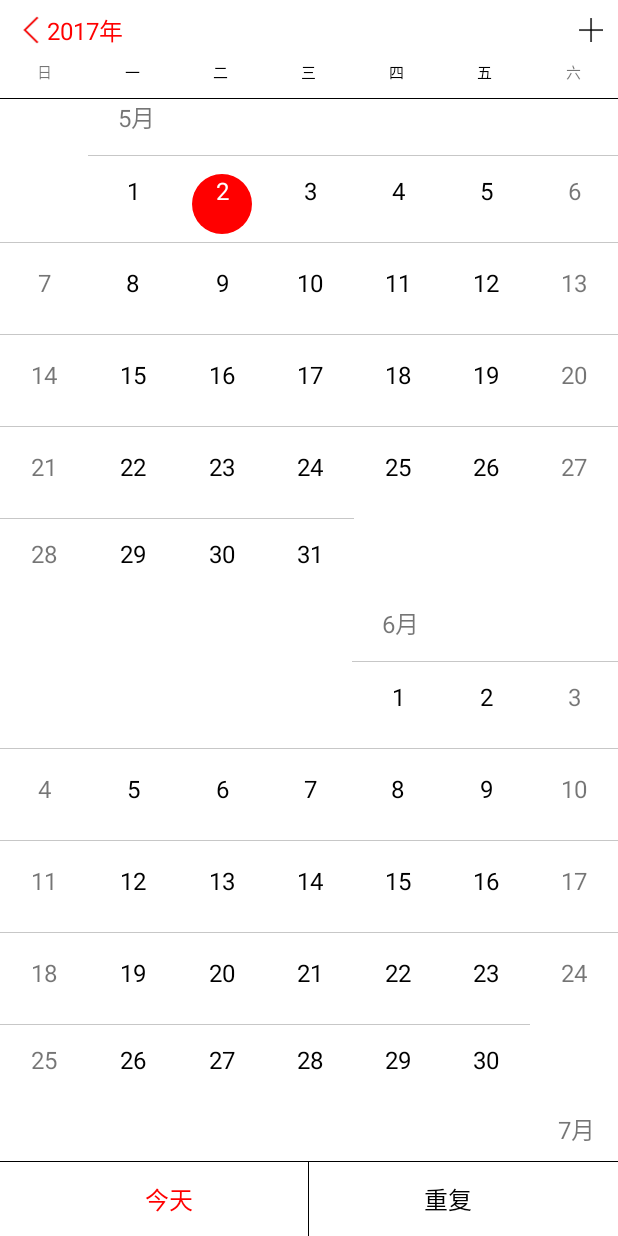
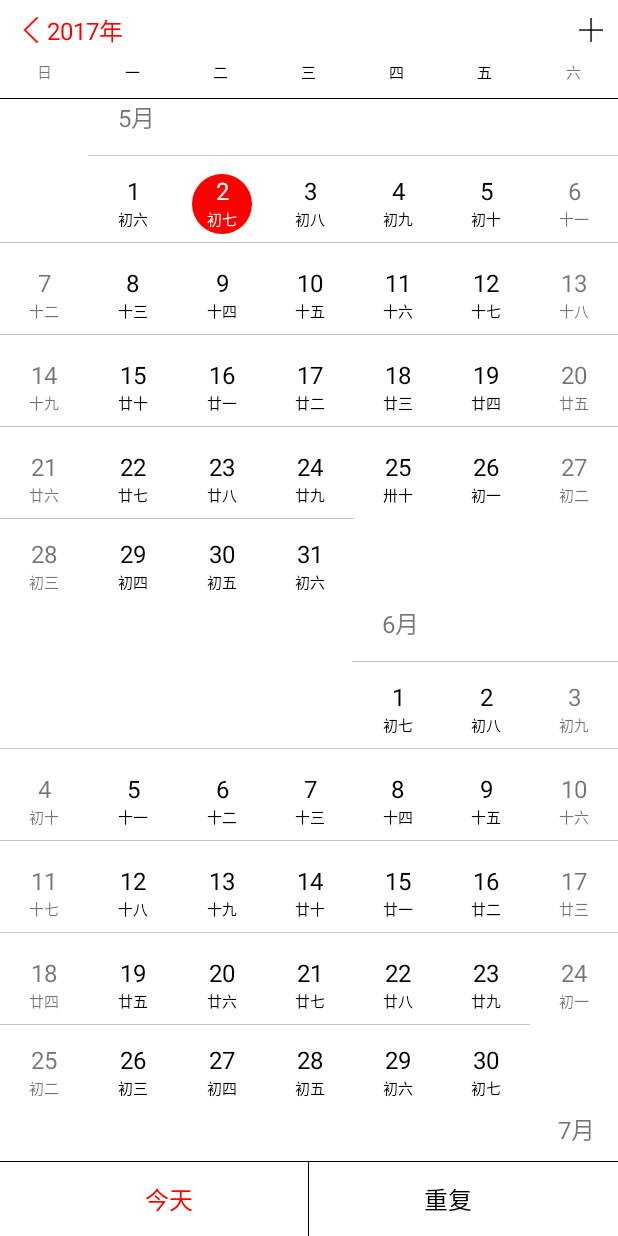
Before and after one commit to thedayisantherday/TimeManagement, an Android app: the EventMonthActivity screen opened directly, with no data from a screen before it, on a phone screen of 412 x 824 dp. Run offline under Robolectric (Android 15) with nearby library versions, the phone set to English and light mode, and no system bars.

Commit message:
20170502 2142

```diff
--- a/app/src/main/AndroidManifest.xml
+++ b/app/src/main/AndroidManifest.xml
@@ -18,7 +18,7 @@
         android:theme="@style/AppTheme">
         <activity
             android:name="com.timemanagement.zxg.activities.EventDayActivity"
-            android:launchMode="singleInstance"
+            android:launchMode="singleTask"
             android:windowSoftInputMode="adjustPan|stateHidden">
             <intent-filter>
                 <action android:name="android.intent.action.MAIN" />
@@ -31,8 +31,7 @@
         <activity android:name="com.timemanagement.zxg.activities.TestActivity" />
         <activity android:name="com.timemanagement.zxg.activities.MainActivity" />
         <activity
-            android:name="com.timemanagement.zxg.activities.EventMonthActivity"
-            android:launchMode="singleInstance" />
+            android:name="com.timemanagement.zxg.activities.EventMonthActivity" />
         <activity
             android:name="com.timemanagement.zxg.activities.EventYearActivity" />
         <activity
--- a/app/src/main/java/com/timemanagement/zxg/activities/EventMonthActivity.java
+++ b/app/src/main/java/com/timemanagement/zxg/activities/EventMonthActivity.java
@@ -11,7 +11,6 @@ import android.widget.TextView;
 import com.timemanagement.zxg.activities.activitycontrol.ActivityManager;
 import com.timemanagement.zxg.activities.activitycontrol.BaseActivity;
 import com.timemanagement.zxg.adapter.EventMonthAdapter;
-import com.timemanagement.zxg.model.DayDateModel;
 import com.timemanagement.zxg.model.MonthDateModel;
 import com.timemanagement.zxg.timemanagement.R;
 import com.timemanagement.zxg.utils.DateModelUtil;
@@ -19,7 +18,6 @@ import com.timemanagement.zxg.utils.LogUtils;
 
 import java.util.ArrayList;
 import java.util.Calendar;
-import java.util.Date;
 import java.util.List;
 
 public class EventMonthActivity extends BaseActivity  implements AbsListView.OnScrollListener, View.OnClickListener {
@@ -118,45 +116,15 @@ public class EventMonthActivity extends BaseActivity  implements AbsListView.OnS
                     if (year<=1){
                         continue;
                     }
-                    list.add(getMonthDateModel(year-1, month-(NUM_MONTH-1)/2+i+12));
+                    list.add(DateModelUtil.getMonthDateModel(year-1, month-(NUM_MONTH-1)/2+i+12));
                 } else if (month-(NUM_MONTH-1)/2+i<=12){
-                    list.add(getMonthDateModel(year, month-(NUM_MONTH-1)/2+i));
+                    list.add(DateModelUtil.getMonthDateModel(year, month-(NUM_MONTH-1)/2+i));
                 } else {
-                    list.add(getMonthDateModel(year+1, month-(NUM_MONTH-1)/2+i-12));
+                    list.add(DateModelUtil.getMonthDateModel(year+1, month-(NUM_MONTH-1)/2+i-12));
                 }
             }
         }
         return list;
-    }
-
-    public MonthDateModel getMonthDateModel(int year, int month){
-        if (year<0 || month<=0 || month>12){
-            return null;
-        }
-        MonthDateModel monthDateModel = new MonthDateModel();
-        monthDateModel.setYear(String.valueOf(year));
-        monthDateModel.setMonth(String.valueOf(month));
-
-        List<DayDateModel> listDay =  new ArrayList<DayDateModel>();
-        Calendar calendar = Calendar.getInstance();
-        calendar.set(Calendar.YEAR, year);
-        calendar.set(Calendar.MONTH, month-1);
-        int maxDays = calendar.getActualMaximum(Calendar.DAY_OF_MONTH);
-        for (int j = 1; j <= maxDays; j++) {
-            DayDateModel dayDateModel = new DayDateModel();
-            dayDateModel.setYear(String.valueOf(year));
-            dayDateModel.setMonth(String.valueOf(month));
-            dayDateModel.setDay(String.valueOf(j));
-
-            Calendar cal = Calendar.getInstance();
-            Date date = new Date(year-1900, month-1, j);
-            cal.setTime(date);
-            int week_index = cal.get(Calendar.DAY_OF_WEEK) - 1;
-            dayDateModel.setWeek(String.valueOf(week_index));
-            listDay.add(dayDateModel);
-        }
-        monthDateModel.setDayDateModels(listDay);
-        return monthDateModel;
     }
 
     @Override
@@ -198,7 +166,7 @@ public class EventMonthActivity extends BaseActivity  implements AbsListView.OnS
             if (firstVisibleItem < frontPoint) {
                 int[] start_month = DateModelUtil.getStandardMonth(
                         init_year + num_year, init_month + num_month-(NUM_MONTH-1)/2);
-                MonthDateModel model = getMonthDateModel(start_month[0], start_month[1]);
+                MonthDateModel model = DateModelUtil.getMonthDateModel(start_month[0], start_month[1]);
 
                 num = (firstVisibleItem - INIT_POSITION) % NUM_MONTH;
                 if (num < 0){
@@ -211,7 +179,7 @@ public class EventMonthActivity extends BaseActivity  implements AbsListView.OnS
             if (firstVisibleItem > frontPoint) {
                 int[] start_month = DateModelUtil.getStandardMonth(
                         init_year + num_year, init_month + num_month+(NUM_MONTH-1)/2);
-                MonthDateModel model = getMonthDateModel(start_month[0], start_month[1]);
+                MonthDateModel model = DateModelUtil.getMonthDateModel(start_month[0], start_month[1]);
 
                 num = (firstVisibleItem - INIT_POSITION - (NUM_MONTH-(NUM_MONTH-1)/2*2)) % NUM_MONTH;
                 if (num < 0){
@@ -222,6 +190,7 @@ public class EventMonthActivity extends BaseActivity  implements AbsListView.OnS
             }
             frontPoint = firstVisibleItem;
         }else {
+            LogUtils.i("mMonthDateModels", mMonthDateModels.toString());
             mViewHolder.tv_left.setText(eventMonthAdapter.getItem(INIT_POSITION).getYear() + "年");
             isFirst = false;
         }
@@ -236,7 +205,7 @@ public class EventMonthActivity extends BaseActivity  implements AbsListView.OnS
             lv_month.setSelection(INIT_POSITION);
             tv_left.setText(mMonthDateModels.get(5).getYear()+"年");
         } else {
-            EventDayActivity.startSelf(mContext);
+            EventDayActivity.startSelf(mContext, null, null);
             ActivityManager.getInstance().finishActivity(mthis);
         }
     }
@@ -267,6 +236,7 @@ public class EventMonthActivity extends BaseActivity  implements AbsListView.OnS
             case R.id.ll_left:
                 EventYearActivity.startSelf(mContext,
                         Integer.valueOf(eventMonthAdapter.getItem(frontPoint).getYear()));
+                ActivityManager.getInstance().finishActivity(mthis);
                 break;
             case R.id.iv_right:
                 EventEditActivity.startSelf(mContext, 0, null);
@@ -284,9 +254,10 @@ public class EventMonthActivity extends BaseActivity  implements AbsListView.OnS
                 gotoToday();
                 break;
             case R.id.tv_repeat:
+                EventRepeatActivity.startSelf(mContext);
 //            case tv_out_date:
-                EventListActivity.startSelf(mContext);
-                ActivityManager.getInstance().finishActivity(mthis);
+//                EventListActivity.startSelf(mContext);
+//                ActivityManager.getInstance().finishActivity(mthis);
                 break;
 
         }
--- a/app/src/main/java/com/timemanagement/zxg/adapter/EventMonthAdapter.java
+++ b/app/src/main/java/com/timemanagement/zxg/adapter/EventMonthAdapter.java
@@ -1,7 +1,6 @@
 package com.timemanagement.zxg.adapter;
 
 import android.content.Context;
-import android.content.Intent;
 import android.graphics.Color;
 import android.view.View;
 import android.view.ViewGroup;
@@ -15,11 +14,10 @@ import com.timemanagement.zxg.model.DayDateModel;
 import com.timemanagement.zxg.model.MonthDateModel;
 import com.timemanagement.zxg.timemanagement.R;
 import com.timemanagement.zxg.utils.DimensionUtils;
+import com.timemanagement.zxg.utils.Tools;
 
 import java.util.Calendar;
 import java.util.List;
-
-import static android.app.Activity.RESULT_OK;
 
 /**
  * Created by zxg on 17/2/12.
@@ -202,7 +200,14 @@ public class EventMonthAdapter extends BaseAdapter {
         for (int i = offset; i < dayDateModels.size()+offset; i++) {
             final DayDateModel _dayDateModel = dayDateModels.get(i-offset);
             viewHolder.tvDays[i].setText(_dayDateModel.getDay());
-            viewHolder.tvLunars[i].setText(_dayDateModel.getLunar());
+            String _str = _dayDateModel.getLunar();
+            if (!Tools.isEmpty(_str) && _str.lastIndexOf("月")>=0) {
+                if (_str.contains("初一") && _str.lastIndexOf("年")>=0) {
+                    viewHolder.tvLunars[i].setText(_str.substring(_str.lastIndexOf("年")+1, _str.lastIndexOf("月")+1));
+                } else {
+                    viewHolder.tvLunars[i].setText(_str.substring(_str.lastIndexOf("月")+1));
+                }
+            }
             if (_dayDateModel.getYear().equals(mCalendar.get(Calendar.YEAR)+"")
                     && _dayDateModel.getMonth().equals(mCalendar.get(Calendar.MONTH)+1+"")
                     && _dayDateModel.getDay().equals(mCalendar.get(Calendar.DAY_OF_MONTH)+"")){
@@ -213,9 +218,7 @@ public class EventMonthAdapter extends BaseAdapter {
             viewHolder.llDays[i].setOnClickListener(new View.OnClickListener() {
                 @Override
                 public void onClick(View v) {
-                    Intent intent = new Intent(mContext, EventDayActivity.class);
-                    intent.putExtra("dayDateModel", _dayDateModel);
-                    ((EventMonthActivity)mContext).setResult(RESULT_OK, intent);
+                    EventDayActivity.startSelf(mContext, _dayDateModel, null);
                     ((EventMonthActivity)mContext).finish();
                 }
             });
--- a/app/src/main/java/com/timemanagement/zxg/utils/DateModelUtil.java
+++ b/app/src/main/java/com/timemanagement/zxg/utils/DateModelUtil.java
@@ -34,12 +34,17 @@ public class DateModelUtil {
             dayDateModels[i].setMonth(_calendar.get(Calendar.MONTH)+1+"");
             dayDateModels[i].setDay(_calendar.get(Calendar.DAY_OF_MONTH)+"");
             dayDateModels[i].setWeek(_calendar.get(Calendar.DAY_OF_WEEK)+"");
+            if (_calendar.get(Calendar.YEAR) >= 1900 && _calendar.get(Calendar.YEAR) <= 2100)
+            dayDateModels[i].setLunar(new LunarUtils(_calendar).toString());
         }
         return dayDateModels;
     }
 
+    public static MonthDateModel getMonthDateModel(int year, int month) {
+        return getMonthDateModel(year, month, true);
+    }
 
-    public static MonthDateModel getMonthDateModel(int year, int month){
+    public static MonthDateModel getMonthDateModel(int year, int month, boolean isLunar){
         if (year<0 || month<0 || month>12){
             return null;
         }
@@ -63,6 +68,10 @@ public class DateModelUtil {
             cal.setTime(date);
             int week_index = cal.get(Calendar.DAY_OF_WEEK) - 1;
             dayDateModel.setWeek(String.valueOf(week_index));
+            if (isLunar && year >= 1900 && year <= 2100) {
+                LunarUtils lunarUtils = new LunarUtils(cal);
+                dayDateModel.setLunar(lunarUtils.get_month() + lunarUtils.get_date());
+            }
             listDay.add(dayDateModel);
         }
         monthDateModel.setDayDateModels(listDay);
--- a/app/src/main/java/com/timemanagement/zxg/utils/LunarUtils.java
+++ b/app/src/main/java/com/timemanagement/zxg/utils/LunarUtils.java
@@ -223,8 +223,7 @@ public class LunarUtils {
                     "小暑", "大暑", "立秋", "处暑", "白露", "秋分", "寒露", "霜降", "立冬", "小雪", "大雪",
                     "冬至" };
 
-    public static SimpleDateFormat chineseDateFormat = new SimpleDateFormat(
-            " yyyy年MM月dd日 ");
+    public static SimpleDateFormat chineseDateFormat = new SimpleDateFormat(" yyyy年MM月dd日 ");
     final static long[] lunarInfo = new long[]
             { 0x04bd8, 0x04ae0, 0x0a570, 0x054d5, 0x0d260, 0x0d950, 0x16554, 0x056a0,
                     0x09ad0, 0x055d2, 0x04ae0, 0x0a5b6, 0x0a4d0, 0x0d250, 0x1d255,
@@ -429,9 +428,7 @@ public class LunarUtils {
 
     public String toString()
     {
-        return
- cyclical() + "年" +
-(leap ? "闰" : "")
+        return cyclical() + "年" + (leap ? "闰" : "")
                 + chineseNumber[month - 1] + "月" + getChinaDayString(day);
     }
 
@@ -447,7 +444,7 @@ public class LunarUtils {
 
     public String get_month()
     {// 返回阴历的月份
-        return chineseNumber[month - 1];
+        return (leap ? "闰" : "") + chineseNumber[month - 1] + "月";
     }
 
     public String get_date()
--- a/app/src/main/java/com/timemanagement/zxg/widget/EventDialog.java
+++ b/app/src/main/java/com/timemanagement/zxg/widget/EventDialog.java
@@ -1,7 +1,6 @@
 package com.timemanagement.zxg.widget;
 
 import android.content.Context;
-import android.content.Intent;
 import android.view.View;
 import android.view.ViewGroup;
 import android.widget.RelativeLayout;
@@ -46,10 +45,7 @@ public class EventDialog {
             public void onClick(View v) {
                 EventDayActivity.mEventDialog = self;
                 LogUtils.i("view_event_dialog onClick","view_event_dialog onClick");
-                Intent intent = new Intent(mContext, EventEditActivity.class);
-                intent.putExtra("eventModel", mEventModel);
-                intent.putExtra("type", 1);
-                ((EventDayActivity)mContext).startActivityForResult(intent, EventDayActivity.EVENT_EDIT);
+                EventEditActivity.startSelf(mContext, 1, mEventModel);
             }
         });
     }
--- a/app/src/main/res/layout/activity_event_day.xml
+++ b/app/src/main/res/layout/activity_event_day.xml
@@ -3,7 +3,8 @@
     xmlns:app="http://schemas.android.com/apk/res-auto"
     android:layout_width="match_parent"
     android:layout_height="match_parent"
-    android:orientation="vertical">
+    android:orientation="vertical"
+    android:background="@color/white">
     <LinearLayout
         android:layout_width="match_parent"
         android:layout_height="wrap_content"
@@ -91,7 +92,8 @@
         android:layout_height="20dp"
         android:gravity="center"
         android:textSize="@dimen/sp_14"
-        android:text="1"/>
+        android:text="1"
+        android:visibility="gone"/>
 
     <TextView
         android:id="@+id/tv_date_detail"
--- a/app/src/main/res/layout/activity_event_month.xml
+++ b/app/src/main/res/layout/activity_event_month.xml
@@ -77,7 +77,8 @@
         android:layout_width="match_parent"
         android:layout_height="match_parent"
         android:layout_weight="1"
-        android:layout_alignTop="@+id/layout_bottom">
+        android:layout_alignTop="@+id/layout_bottom"
+        android:background="@color/color_efeff4">
         <ListView
             android:id="@+id/lv_month"
             android:layout_width="match_parent"
--- a/app/src/main/res/layout/layout_event_year.xml
+++ b/app/src/main/res/layout/layout_event_year.xml
@@ -21,7 +21,8 @@
             android:layout_width="wrap_content"
             android:layout_height="wrap_content"
             android:layout_alignParentRight="true"
-            android:gravity="center_vertical">
+            android:gravity="center_vertical"
+            android:visibility="gone">
             <View
                 android:layout_width="@dimen/dp_20"
                 android:layout_height="@dimen/dp_2"
```
Also changed, not shown: app/src/main/java/com/timemanagement/zxg/activities/EventDayActivity.java (+95 -56 lines), app/src/main/java/com/timemanagement/zxg/activities/EventEditActivity.java (+10 -5 lines), app/src/main/java/com/timemanagement/zxg/activities/EventYearActivity.java (+8 -6 lines), app/src/main/java/com/timemanagement/zxg/activities/activitycontrol/ActivityManager.java (+12 -0 lines), app/src/main/java/com/timemanagement/zxg/utils/Tools.java (+13 -0 lines), app/src/main/java/com/timemanagement/zxg/widget/EventDayView.java (+10 -0 lines), 1 other file.
